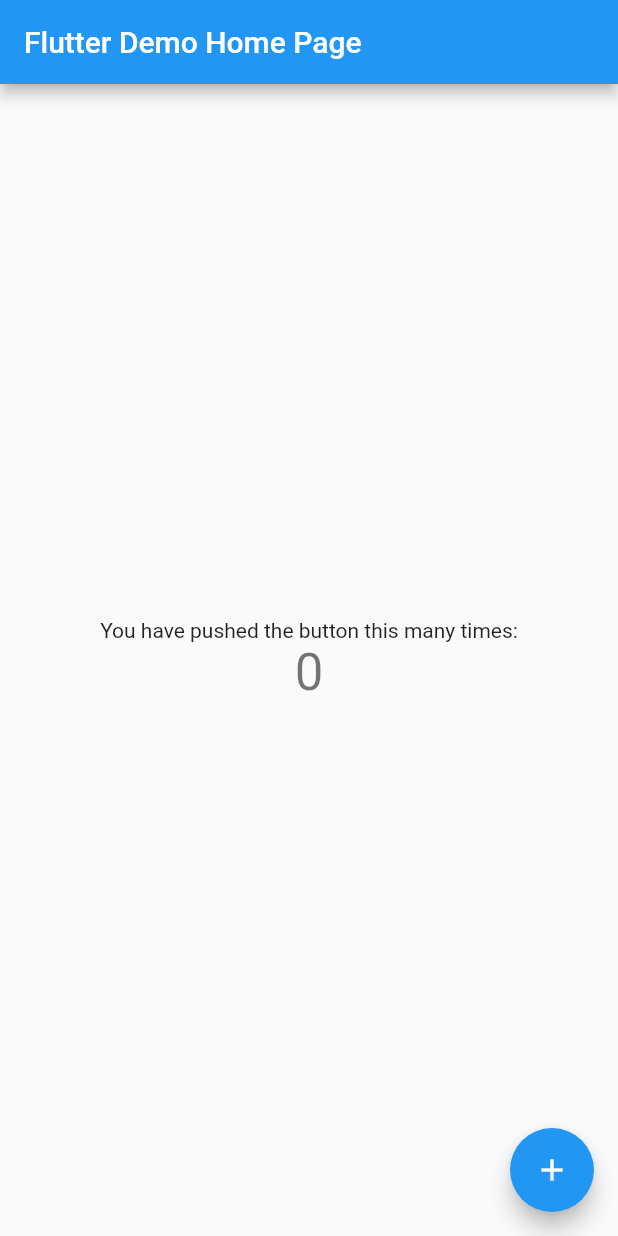
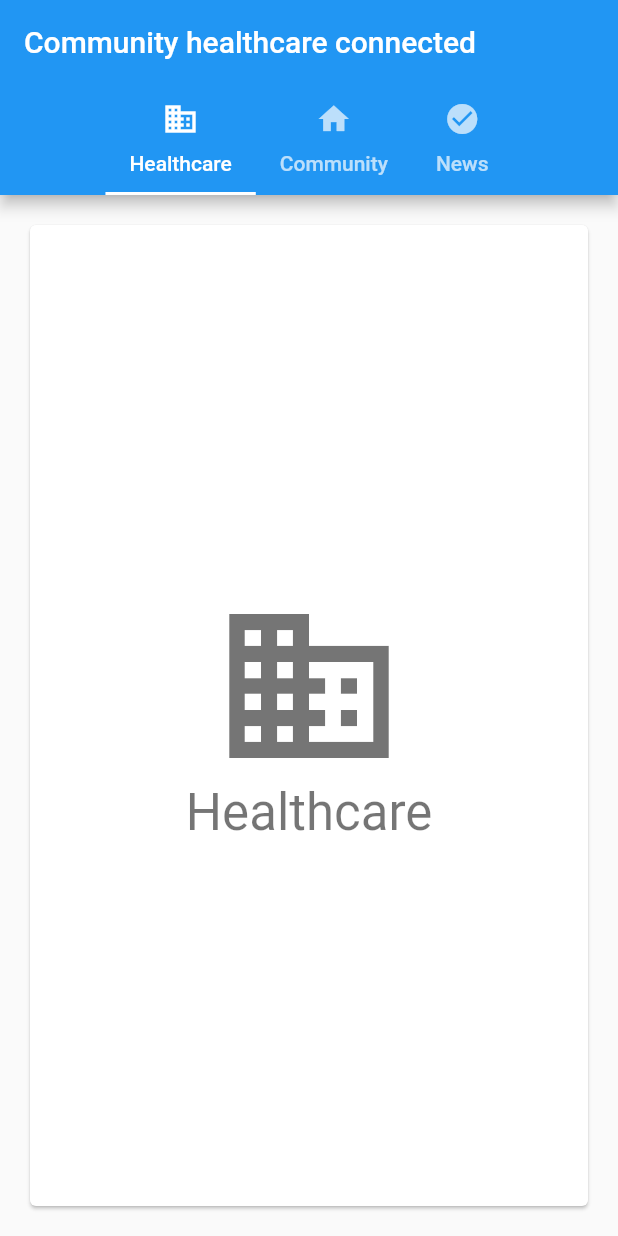
Before and after one commit to arizala13/covid_19_hackathon, a Flutter app: the screen it shows after launch, on a phone screen of 412 x 824 dp. Run offline on Flutter 3.47's test engine with Material 2 defaults, Android fonts, the phone set to English and light mode, and no system bars.

Commit message:
Added basic tabs

```diff
--- a/lib/main.dart
+++ b/lib/main.dart
@@ -1,62 +1,74 @@
 import 'package:flutter/material.dart';
 
-void main() => runApp(MyApp());
+void main() {
+  runApp(MyApp());
+}
 
 class MyApp extends StatelessWidget {
   @override
   Widget build(BuildContext context) {
     return MaterialApp(
-      title: 'Flutter Demo',
-      theme: ThemeData(
-        primarySwatch: Colors.blue,
+      home: DefaultTabController(
+        length: choices.length,
+        child: Scaffold(
+          appBar: AppBar(
+            title: const Text('Community healthcare connected'),
+            bottom: TabBar(
+              isScrollable: true,
+              tabs: choices.map((Choice choice) {
+                return Tab(
+                  text: choice.title,
+                  icon: Icon(choice.icon),
+                );
+              }).toList(),
+            ),
+          ),
+          body: TabBarView(
+            children: choices.map((Choice choice) {
+              return Padding(
+                padding: const EdgeInsets.all(16.0),
+                child: ChoiceCard(choice: choice),
+              );
+            }).toList(),
+          ),
+        ),
       ),
-      home: MyHomePage(title: 'Flutter Demo Home Page'),
     );
   }
 }
 
-class MyHomePage extends StatefulWidget {
-  MyHomePage({Key key, this.title}) : super(key: key);
+class Choice {
+  const Choice({this.title, this.icon});
 
   final String title;
-
-  @override
-  _MyHomePageState createState() => _MyHomePageState();
+  final IconData icon;
 }
 
-class _MyHomePageState extends State<MyHomePage> {
-  int _counter = 0;
+const List<Choice> choices = const <Choice>[
+  const Choice(title: 'Healthcare', icon: Icons.business),
+  const Choice(title: 'Community', icon: Icons.home),
+  const Choice(title: 'News', icon: Icons.check_circle),
+];
 
-  void _incrementCounter() {
-    setState(() {
-      _counter++;
-    });
-  }
+class ChoiceCard extends StatelessWidget {
+  const ChoiceCard({Key key, this.choice}) : super(key: key);
+
+  final Choice choice;
 
   @override
   Widget build(BuildContext context) {
-    return Scaffold(
-      appBar: AppBar(
-        title: Text(widget.title),
-      ),
-      body: Center(
+    final TextStyle textStyle = Theme.of(context).textTheme.display1;
+    return Card(
+      color: Colors.white,
+      child: Center(
         child: Column(
-          mainAxisAlignment: MainAxisAlignment.center,
+          mainAxisSize: MainAxisSize.min,
+          crossAxisAlignment: CrossAxisAlignment.center,
           children: <Widget>[
-            Text(
-              'You have pushed the button this many times:',
-            ),
-            Text(
-              '$_counter',
-              style: Theme.of(context).textTheme.display1,
-            ),
+            Icon(choice.icon, size: 128.0, color: textStyle.color),
+            Text(choice.title, style: textStyle),
           ],
         ),
-      ),
-      floatingActionButton: FloatingActionButton(
-        onPressed: _incrementCounter,
-        tooltip: 'Increment',
-        child: Icon(Icons.add),
       ),
     );
   }
```
